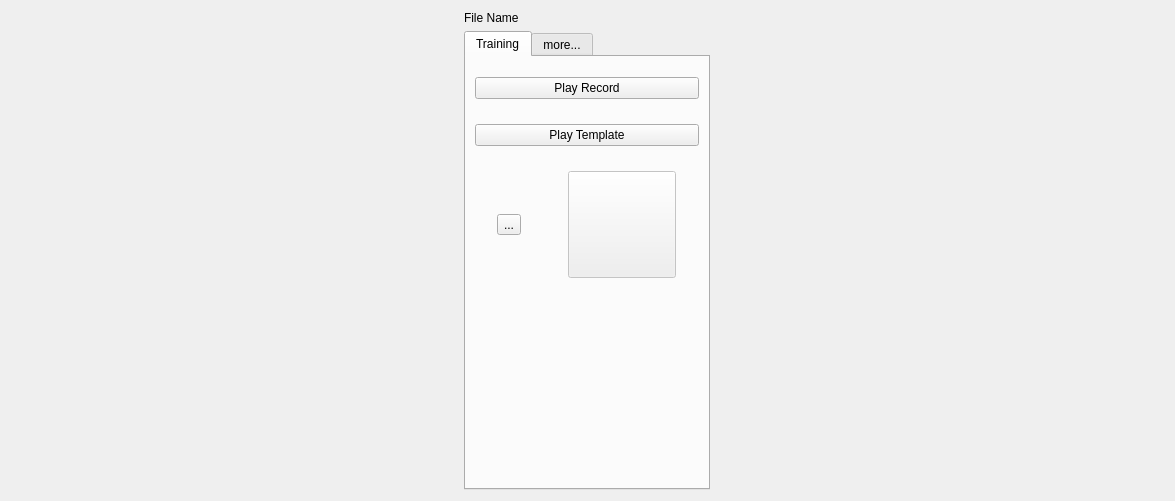
This is graphswindow.ui in zhitko/inton-trainer as Qt 5 draws it before an edit. The edited form follows.
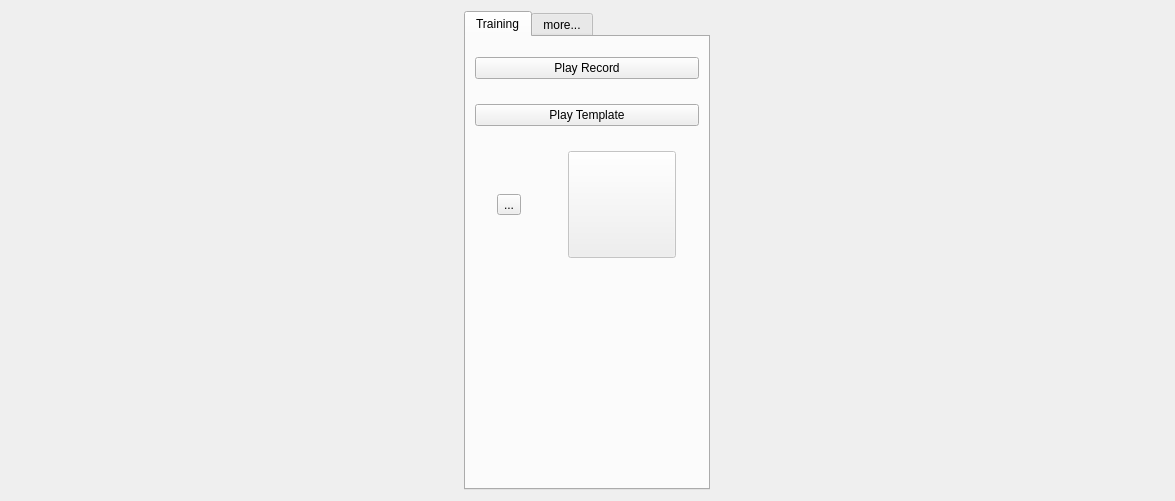
This is the edited form. Icons and pictures are not drawn.

Diff of the .ui file:
```diff
--- a/graphswindow.ui
+++ b/graphswindow.ui
@@ -32,31 +32,6 @@
      <property name="sizeConstraint">
       <enum>QLayout::SetDefaultConstraint</enum>
      </property>
-     <item>
-      <widget class="QLabel" name="fileNameLabel">
-       <property name="sizePolicy">
-        <sizepolicy hsizetype="Preferred" vsizetype="Preferred">
-         <horstretch>0</horstretch>
-         <verstretch>0</verstretch>
-        </sizepolicy>
-       </property>
-       <property name="text">
-        <string>File Name</string>
-       </property>
-       <property name="textFormat">
-        <enum>Qt::AutoText</enum>
-       </property>
-       <property name="scaledContents">
-        <bool>false</bool>
-       </property>
-       <property name="alignment">
-        <set>Qt::AlignLeading|Qt::AlignLeft|Qt::AlignVCenter</set>
-       </property>
-       <property name="wordWrap">
-        <bool>false</bool>
-       </property>
-      </widget>
-     </item>
      <item>
       <widget class="QTabWidget" name="tabWidget">
        <property name="sizePolicy">
```
